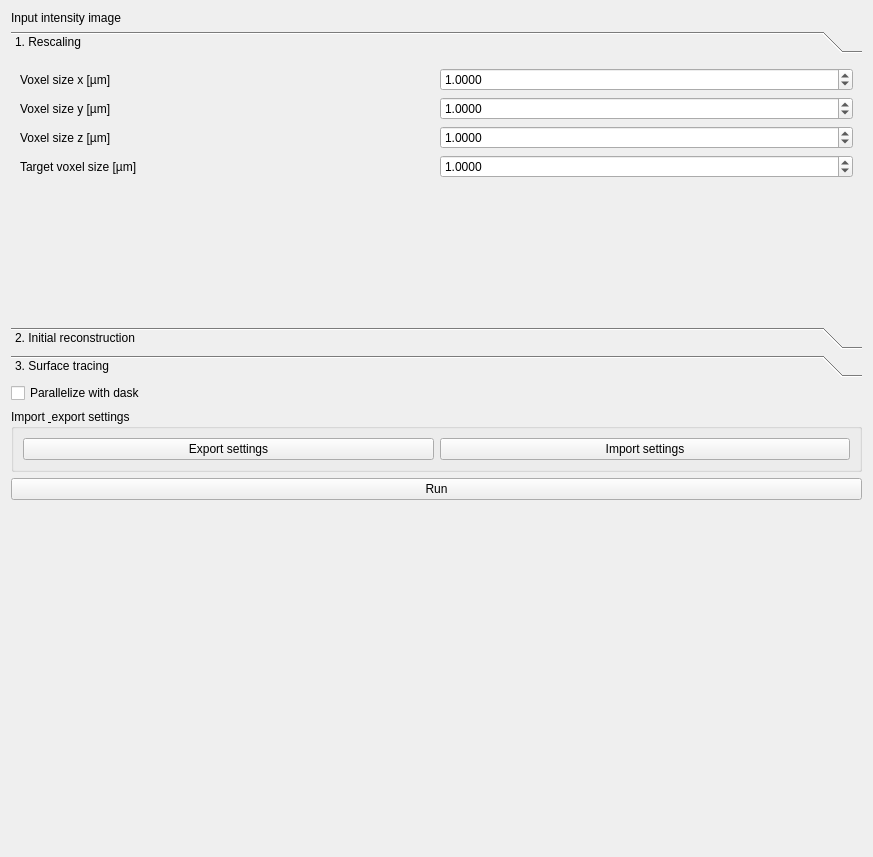
This is src/napari_stress/_reconstruction/toolbox.ui in campaslab/napari-stress as Qt 5 draws it before an edit. The edited form follows.
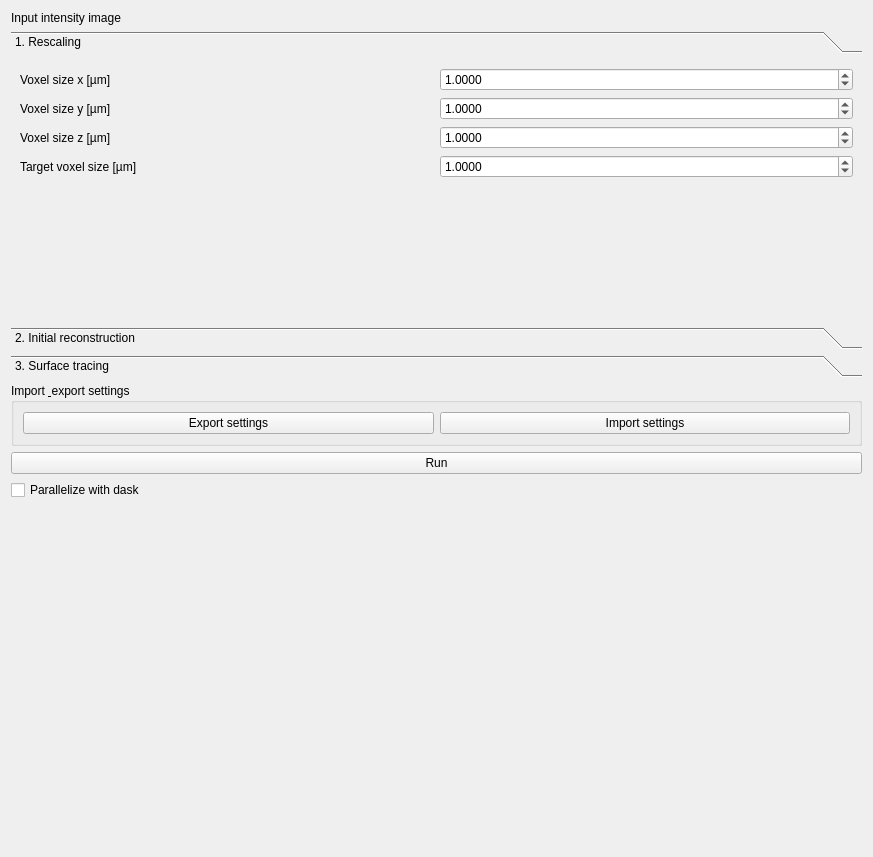
This is the edited form. The open tabs and pages were chosen to show the change.

Commit message: moved dask button lower

Patch:
```diff
--- a/src/napari_stress/_reconstruction/toolbox.ui
+++ b/src/napari_stress/_reconstruction/toolbox.ui
@@ -37,7 +37,7 @@
      </layout>
     </widget>
    </item>
-   <item row="4" column="0" colspan="2">
+   <item row="5" column="0" colspan="2">
     <widget class="QPushButton" name="pushButton_run">
      <property name="text">
       <string>Run</string>
@@ -435,7 +435,7 @@
      </widget>
     </widget>
    </item>
-   <item row="5" column="1">
+   <item row="7" column="1">
     <spacer name="verticalSpacer_3">
      <property name="orientation">
       <enum>Qt::Vertical</enum>
@@ -458,7 +458,7 @@
    <item row="0" column="1">
     <widget class="QWidget" name="widget" native="true"/>
    </item>
-   <item row="2" column="0">
+   <item row="6" column="0">
     <widget class="QCheckBox" name="checkBox_use_dask">
      <property name="text">
       <string>Parallelize with dask</string>
```
Left out of the diff: 4 changed lines with no effect on the pictures. The commit also changes 1 other file.
